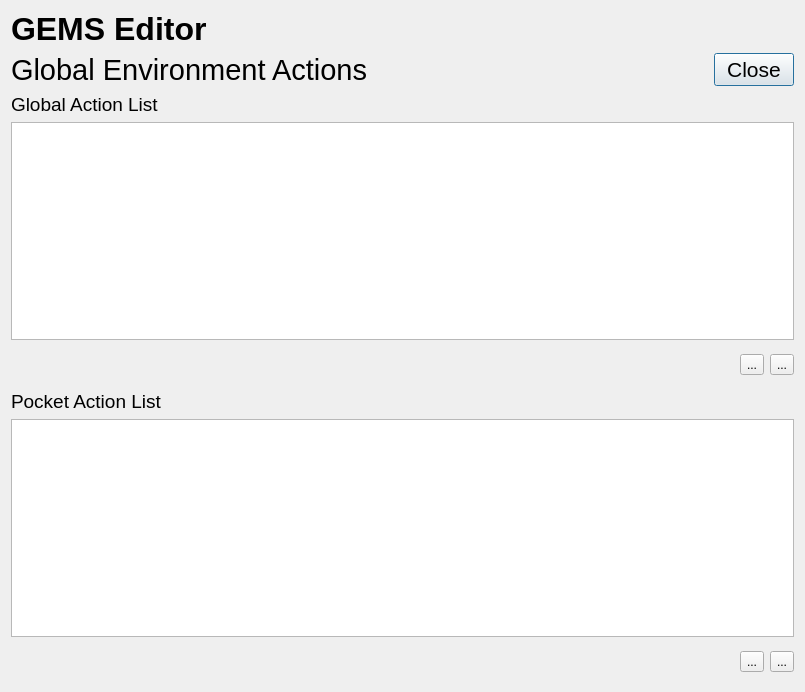
travisseymour/GEMSedit, file gemsedit/gui/globalact_window.ui: the form before one commit.
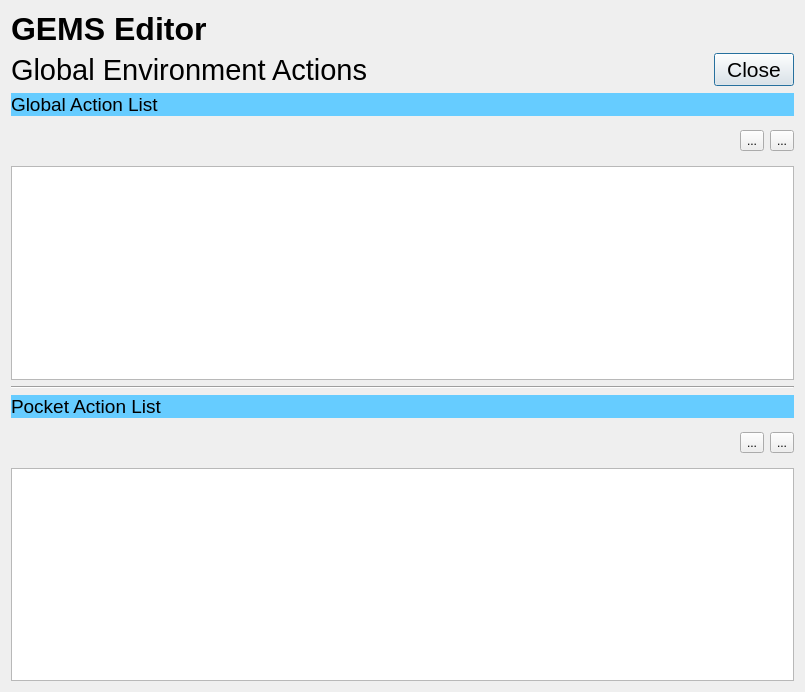
The form after the commit. Icons and pictures are not drawn.

Commit message: brought global action dialog in line with rest of ui

Patch:
```diff
--- a/gemsedit/gui/globalact_window.ui
+++ b/gemsedit/gui/globalact_window.ui
@@ -128,12 +128,15 @@
          <italic>false</italic>
         </font>
        </property>
+       <property name="styleSheet">
+        <string notr="true">background-color: rgb(102, 204, 255); color: black</string>
+       </property>
        <property name="text">
         <string>Global Action List</string>
        </property>
       </widget>
      </item>
-     <item row="3" column="0">
+     <item row="4" column="0">
       <widget class="QTableView" name="GAL_tableView">
        <property name="font">
         <font>
@@ -167,7 +170,7 @@
        </attribute>
       </widget>
      </item>
-     <item row="4" column="0">
+     <item row="3" column="0">
       <layout class="QHBoxLayout" name="horizontalLayout_4">
        <item>
         <spacer name="horizontalSpacer_2">
@@ -207,6 +210,13 @@
       </layout>
      </item>
      <item row="5" column="0">
+      <widget class="Line" name="line">
+       <property name="orientation">
+        <enum>Qt::Horizontal</enum>
+       </property>
+      </widget>
+     </item>
+     <item row="6" column="0">
       <widget class="QLabel" name="label_3">
        <property name="font">
         <font>
@@ -215,12 +225,15 @@
          <italic>false</italic>
         </font>
        </property>
+       <property name="styleSheet">
+        <string notr="true">background-color: rgb(102, 204, 255); color: black</string>
+       </property>
        <property name="text">
         <string>Pocket Action List</string>
        </property>
       </widget>
      </item>
-     <item row="6" column="0">
+     <item row="8" column="0">
       <widget class="QTableView" name="PAL_tableView">
        <property name="font">
         <font>
```
The commit also changes 3 other files.
